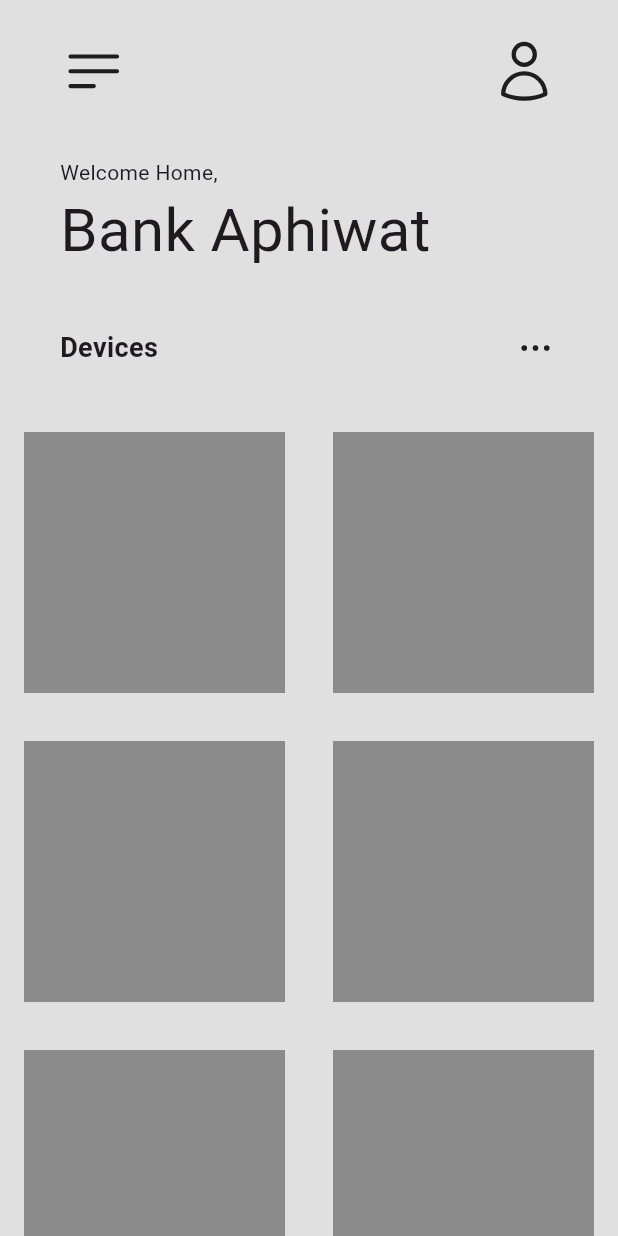
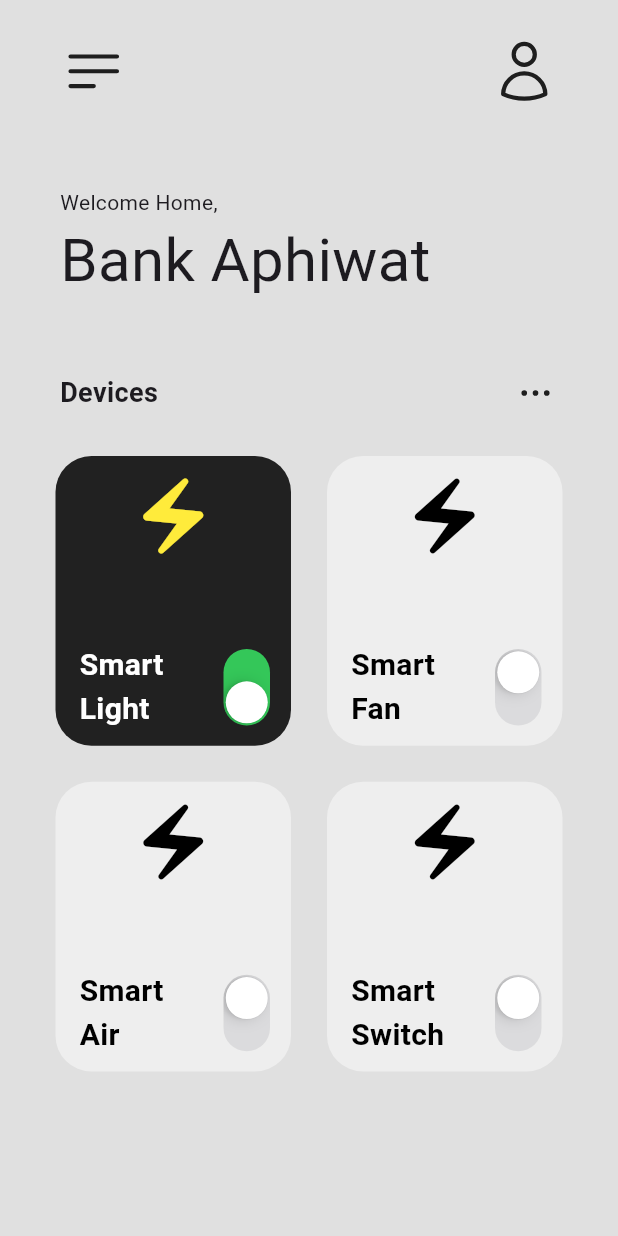
Before and after one commit to Aphiwatch/smart-home-app, a Flutter app: the screen it shows after launch, on a phone screen of 412 x 824 dp. Run offline on Flutter 3.47's test engine with Material 3 defaults, Android fonts, the phone set to English and light mode, and no system bars; our stand-ins replace heroicons.

Commit message:
add name device , switch

```diff
--- a/lib/Components/smart_devices_box.dart
+++ b/lib/Components/smart_devices_box.dart
@@ -0,0 +1,61 @@
+import 'dart:math';
+
+import 'package:flutter/cupertino.dart';
+import 'package:flutter/material.dart';
+
+// ignore: must_be_immutable
+class SmartDevicesBox extends StatelessWidget {
+  SmartDevicesBox({super.key,
+  required this.smartDevicesName,
+  required this.powerOn,
+  required this.onChanged});
+
+  final String smartDevicesName;
+  final bool powerOn;
+  void Function(bool)? onChanged;
+
+  @override
+  Widget build(BuildContext context) {
+    return Padding(
+      padding: const EdgeInsets.all(12.0),
+      child: Container(
+        decoration: BoxDecoration(
+          color: powerOn ? Colors.grey[900] : Colors.grey[200],
+          borderRadius: BorderRadius.circular(24)
+        ),
+        child:  Padding(
+          padding:  const EdgeInsets.symmetric(vertical: 10.0),
+          child: Column(
+            mainAxisAlignment: MainAxisAlignment.spaceBetween,
+            children: [
+                Icon(Icons.electric_bolt,
+               size: 60,
+               color: powerOn ? Colors.yellow : Colors.black,
+
+               ),
+              Row(
+                children: [
+                  Expanded(child: Padding(
+                    padding: const EdgeInsets.only(left: 16.0),
+                    child: Text(smartDevicesName,
+                    style:  TextStyle(
+                      fontWeight: FontWeight.bold,
+                      fontSize: 20,
+                      color: powerOn ? Colors.white : Colors.black,
+                      ),
+                    ),
+                  ),),
+                  Transform.rotate(
+                    angle: pi / 2,
+                    child: CupertinoSwitch(
+                      value: powerOn,
+                      onChanged: onChanged))
+                ],
+              )
+            ],
+          ),
+        ),
+      ),
+    );
+  }
+}
--- a/lib/View/home_page.dart
+++ b/lib/View/home_page.dart
@@ -1,5 +1,6 @@
 import 'package:flutter/material.dart';
 import 'package:heroicons/heroicons.dart';
+import 'package:smart_home/Components/smart_devices_box.dart';
 
 class HomePage extends StatefulWidget {
   const HomePage({super.key});
@@ -9,6 +10,20 @@ class HomePage extends StatefulWidget {
 }
 
 class _HomePageState extends State<HomePage> {
+  //smartdeviceslist [smartDevicesName, imgPath, powerStatus]
+  List mySmartDevices = [
+    ["Smart Light", true],
+    ["Smart Fan", false],
+    ["Smart Air", false],
+    ["Smart Switch", false]
+  ];
+  //power button switched
+  void powerSwitchChanged(bool value, int index){
+    setState(() {
+      mySmartDevices[index][1] = value;
+    });
+  }
+
   @override
   Widget build(BuildContext context) {
     return Scaffold(
@@ -34,7 +49,7 @@ class _HomePageState extends State<HomePage> {
               ),
             ),
             const Padding(
-              padding: EdgeInsets.symmetric(horizontal: 40,vertical: 10.0),
+              padding: EdgeInsets.symmetric(horizontal: 40,vertical: 30.0),
               child: Column(
                 crossAxisAlignment: CrossAxisAlignment.start,
                 children: [
@@ -44,7 +59,7 @@ class _HomePageState extends State<HomePage> {
               ),
             ),
             const Padding(
-              padding: EdgeInsets.symmetric(horizontal: 40, vertical: 25),
+              padding: EdgeInsets.symmetric(horizontal: 40, vertical: 15),
               child: Row(
                 mainAxisAlignment: MainAxisAlignment.spaceBetween,
                 children: [
@@ -60,13 +75,17 @@ class _HomePageState extends State<HomePage> {
 
             //gridview
             Expanded(child: GridView.builder(
-              gridDelegate: const SliverGridDelegateWithFixedCrossAxisCount(crossAxisCount: 2),
+              itemCount: mySmartDevices.length,
+              padding: const EdgeInsets.symmetric(horizontal:  25),
+              gridDelegate: const SliverGridDelegateWithFixedCrossAxisCount(
+                crossAxisCount: 2,
+                childAspectRatio: 1/1.2
+              ),
               itemBuilder: (context, index){
-                return Padding(
-                  padding: const EdgeInsets.all(16.0),
-                  child: Container(
-                    color: Colors.black38,
-                  ),
+                return  SmartDevicesBox(
+                  smartDevicesName: mySmartDevices[index][0].toString(),
+                  powerOn: mySmartDevices[index][1],
+                  onChanged: (value) => powerSwitchChanged(value, index),
                 );
               },
             ),
--- a/pubspec.yaml
+++ b/pubspec.yaml
@@ -36,6 +36,7 @@ dependencies:
   # Use with the CupertinoIcons class for iOS style icons.
   cupertino_icons: ^1.0.6
   heroicons: ^0.10.0
+
 
 dev_dependencies:
   flutter_test:
```
Also changed, not shown: 6 other files.
